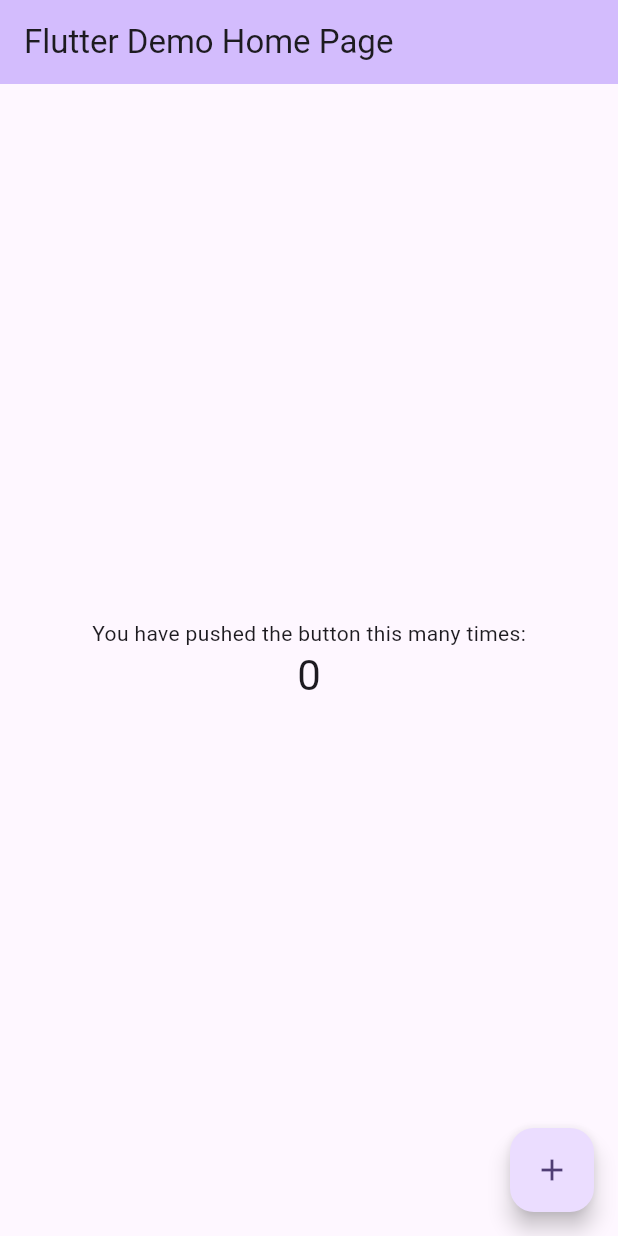
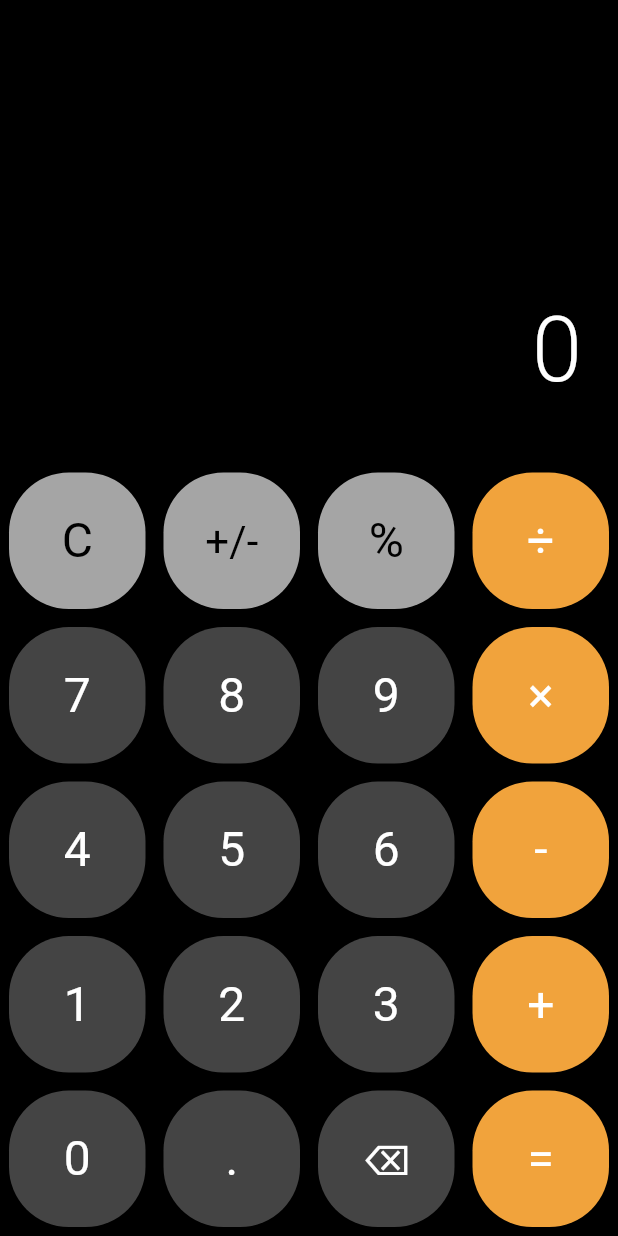
Before and after one commit to dajkagabi/flutter_calculator_2025, a Flutter app: the screen it shows after launch, on a phone screen of 412 x 824 dp. Run offline on Flutter 3.47's test engine with Material 3 defaults, Android fonts, the light colour scheme and no system bars; our stand-ins replace math_expressions.

Commit message:
IOS stílusú számológép variáns

```diff
--- a/lib/main.dart
+++ b/lib/main.dart
@@ -1,4 +1,5 @@
 import 'package:flutter/material.dart';
+import 'package:math_expressions/math_expressions.dart';
 
 void main() {
   runApp(const MyApp());
@@ -7,116 +8,276 @@ void main() {
 class MyApp extends StatelessWidget {
   const MyApp({super.key});
 
-  // This widget is the root of your application.
   @override
   Widget build(BuildContext context) {
     return MaterialApp(
-      title: 'Flutter Demo',
+      title: 'iOS Style Calculator',
       theme: ThemeData(
-        // This is the theme of your application.
-        //
-        // TRY THIS: Try running your application with "flutter run". You'll see
-        // the application has a purple toolbar. Then, without quitting the app,
-        // try changing the seedColor in the colorScheme below to Colors.green
-        // and then invoke "hot reload" (save your changes or press the "hot
-        // reload" button in a Flutter-supported IDE, or press "r" if you used
-        // the command line to start the app).
-        //
-        // Notice that the counter didn't reset back to zero; the application
-        // state is not lost during the reload. To reset the state, use hot
-        // restart instead.
-        //
-        // This works for code too, not just values: Most code changes can be
-        // tested with just a hot reload.
-        colorScheme: ColorScheme.fromSeed(seedColor: Colors.deepPurple),
+        colorScheme: ColorScheme.fromSeed(seedColor: Colors.deepOrange),
+        useMaterial3: true,
       ),
-      home: const MyHomePage(title: 'Flutter Demo Home Page'),
+      home: const CalculatorPage(),
+      debugShowCheckedModeBanner: false,
     );
   }
 }
 
-class MyHomePage extends StatefulWidget {
-  const MyHomePage({super.key, required this.title});
-
-  // This widget is the home page of your application. It is stateful, meaning
-  // that it has a State object (defined below) that contains fields that affect
-  // how it looks.
-
-  // This class is the configuration for the state. It holds the values (in this
-  // case the title) provided by the parent (in this case the App widget) and
-  // used by the build method of the State. Fields in a Widget subclass are
-  // always marked "final".
-
-  final String title;
+class CalculatorPage extends StatefulWidget {
+  const CalculatorPage({super.key});
 
   @override
-  State<MyHomePage> createState() => _MyHomePageState();
+  State<CalculatorPage> createState() => _CalculatorPageState();
 }
 
-class _MyHomePageState extends State<MyHomePage> {
-  int _counter = 0;
+class _CalculatorPageState extends State<CalculatorPage> {
+  String _expression = '';
+  String _result = '0';
+  bool _shouldReset = false;
 
-  void _incrementCounter() {
+  void _onButtonPressed(String value) {
     setState(() {
-      // This call to setState tells the Flutter framework that something has
-      // changed in this State, which causes it to rerun the build method below
-      // so that the display can reflect the updated values. If we changed
-      // _counter without calling setState(), then the build method would not be
-      // called again, and so nothing would appear to happen.
-      _counter++;
+      if (value == 'C') {
+        _expression = '';
+        _result = '0';
+        _shouldReset = false;
+      } else if (value == '⌫') {
+        if (_expression.isNotEmpty) {
+          _expression = _expression.substring(0, _expression.length - 1);
+        }
+      } else if (value == '+/-') {
+        if (_expression.isNotEmpty) {
+          if (_expression.startsWith('-')) {
+            _expression = _expression.substring(1);
+          } else {
+            _expression = '-$_expression';
+          }
+        }
+      } else if (value == '%') {
+        if (_expression.isNotEmpty) {
+          try {
+            final eval = ShuntingYardParser().parse(
+              _expression.replaceAll('×', '*').replaceAll('÷', '/'),
+            );
+            final res =
+                eval.evaluate(EvaluationType.REAL, ContextModel()) / 100;
+            _expression = res.toString();
+          } catch (_) {
+            _result = 'Hiba';
+          }
+        }
+      } else if (value == '=') {
+        try {
+          final exp = _expression.replaceAll('×', '*').replaceAll('÷', '/');
+          final parser = ShuntingYardParser();
+          final parsedExp = parser.parse(exp);
+          final eval = parsedExp.evaluate(EvaluationType.REAL, ContextModel());
+          _result = eval.toString().endsWith('.0')
+              ? eval.toInt().toString()
+              : eval.toString();
+          _shouldReset = true;
+        } catch (_) {
+          _result = 'Hiba';
+          _shouldReset = true;
+        }
+      } else {
+        if (_shouldReset || _result == 'Hiba') {
+          _expression = '';
+          _result = '0';
+          _shouldReset = false;
+        }
+        // Ne engedj dupla operátort
+        if (_expression.isNotEmpty &&
+            '+-×÷.'.contains(value) &&
+            '+-×÷.'.contains(_expression[_expression.length - 1])) {
+          _expression =
+              _expression.substring(0, _expression.length - 1) + value;
+        } else {
+          _expression += value;
+        }
+      }
     });
+  }
+
+  Widget _buildButton(
+    String text, {
+    Color? color,
+    Color? textColor,
+    double fontSize = 32,
+  }) {
+    return Expanded(
+      child: Padding(
+        padding: const EdgeInsets.all(6.0),
+        child: AspectRatio(
+          // MINDIG 1:1 arány, így a "0" is kör lesz
+          aspectRatio: 1,
+          child: ElevatedButton(
+            style: ElevatedButton.styleFrom(
+              backgroundColor: color,
+              foregroundColor: textColor ?? Colors.black,
+              shape: RoundedRectangleBorder(
+                borderRadius: BorderRadius.circular(40),
+              ),
+              padding: const EdgeInsets.all(0),
+              elevation: 0,
+            ),
+            onPressed: () => _onButtonPressed(text),
+            child: Text(
+              text,
+              style: TextStyle(
+                fontSize: fontSize,
+                fontWeight: FontWeight.w400,
+                color: textColor ?? Colors.black,
+              ),
+            ),
+          ),
+        ),
+      ),
+    );
   }
 
   @override
   Widget build(BuildContext context) {
-    // This method is rerun every time setState is called, for instance as done
-    // by the _incrementCounter method above.
-    //
-    // The Flutter framework has been optimized to make rerunning build methods
-    // fast, so that you can just rebuild anything that needs updating rather
-    // than having to individually change instances of widgets.
+    final bg = const Color(0xFF444444);
     return Scaffold(
-      appBar: AppBar(
-        // TRY THIS: Try changing the color here to a specific color (to
-        // Colors.amber, perhaps?) and trigger a hot reload to see the AppBar
-        // change color while the other colors stay the same.
-        backgroundColor: Theme.of(context).colorScheme.inversePrimary,
-        // Here we take the value from the MyHomePage object that was created by
-        // the App.build method, and use it to set our appbar title.
-        title: Text(widget.title),
-      ),
-      body: Center(
-        // Center is a layout widget. It takes a single child and positions it
-        // in the middle of the parent.
+      backgroundColor: Colors.black,
+      body: SafeArea(
         child: Column(
-          // Column is also a layout widget. It takes a list of children and
-          // arranges them vertically. By default, it sizes itself to fit its
-          // children horizontally, and tries to be as tall as its parent.
-          //
-          // Column has various properties to control how it sizes itself and
-          // how it positions its children. Here we use mainAxisAlignment to
-          // center the children vertically; the main axis here is the vertical
-          // axis because Columns are vertical (the cross axis would be
-          // horizontal).
-          //
-          // TRY THIS: Invoke "debug painting" (choose the "Toggle Debug Paint"
-          // action in the IDE, or press "p" in the console), to see the
-          // wireframe for each widget.
-          mainAxisAlignment: MainAxisAlignment.center,
-          children: <Widget>[
-            const Text('You have pushed the button this many times:'),
-            Text(
-              '$_counter',
-              style: Theme.of(context).textTheme.headlineMedium,
+          children: [
+            Expanded(
+              child: Container(
+                alignment: Alignment.bottomRight,
+                padding: const EdgeInsets.symmetric(
+                  horizontal: 24,
+                  vertical: 32,
+                ),
+                child: Column(
+                  mainAxisAlignment: MainAxisAlignment.end,
+                  crossAxisAlignment: CrossAxisAlignment.end,
+                  children: [
+                    SingleChildScrollView(
+                      scrollDirection: Axis.horizontal,
+                      reverse: true,
+                      child: Text(
+                        _expression,
+                        style: const TextStyle(
+                          fontSize: 38,
+                          color: Colors.white54,
+                        ),
+                        maxLines: 1,
+                      ),
+                    ),
+                    const SizedBox(height: 12),
+                    Text(
+                      _result,
+                      style: const TextStyle(
+                        fontSize: 60,
+                        color: Colors.white,
+                        fontWeight: FontWeight.w300,
+                      ),
+                      maxLines: 1,
+                    ),
+                  ],
+                ),
+              ),
+            ),
+            Container(
+              color: Colors.black,
+              child: Column(
+                children: [
+                  Row(
+                    children: [
+                      _buildButton(
+                        'C',
+                        color: const Color(0xFFa5a5a5),
+                        textColor: Colors.black,
+                      ),
+                      _buildButton(
+                        '+/-',
+                        color: const Color(0xFFa5a5a5),
+                        textColor: Colors.black,
+                        fontSize: 28,
+                      ),
+                      _buildButton(
+                        '%',
+                        color: const Color(0xFFa5a5a5),
+                        textColor: Colors.black,
+                      ),
+                      _buildButton(
+                        '÷',
+                        color: const Color(0xFFf1a33c),
+                        textColor: Colors.white,
+                      ),
+                    ],
+                  ),
+                  Row(
+                    children: [
+                      _buildButton('7', color: bg, textColor: Colors.white),
+                      _buildButton('8', color: bg, textColor: Colors.white),
+                      _buildButton('9', color: bg, textColor: Colors.white),
+                      _buildButton(
+                        '×',
+                        color: const Color(0xFFf1a33c),
+                        textColor: Colors.white,
+                      ),
+                    ],
+                  ),
+                  Row(
+                    children: [
+                      _buildButton('4', color: bg, textColor: Colors.white),
+                      _buildButton('5', color: bg, textColor: Colors.white),
+                      _buildButton('6', color: bg, textColor: Colors.white),
+                      _buildButton(
+                        '-',
+                        color: const Color(0xFFf1a33c),
+                        textColor: Colors.white,
+                      ),
+                    ],
+                  ),
+                  Row(
+                    children: [
+                      _buildButton('1', color: bg, textColor: Colors.white),
+                      _buildButton('2', color: bg, textColor: Colors.white),
+                      _buildButton('3', color: bg, textColor: Colors.white),
+                      _buildButton(
+                        '+',
+                        color: const Color(0xFFf1a33c),
+                        textColor: Colors.white,
+                      ),
+                    ],
+                  ),
+                  Row(
+                    children: [
+                      _buildButton(
+                        '0',
+                        color: bg,
+                        textColor: Colors.white,
+                        fontSize: 32,
+                      ),
+                      _buildButton(
+                        '.',
+                        color: bg,
+                        textColor: Colors.white,
+                        fontSize: 32,
+                      ),
+                      _buildButton(
+                        '⌫',
+                        color: bg,
+                        textColor: Colors.white,
+                        fontSize: 28,
+                      ),
+                      _buildButton(
+                        '=',
+                        color: const Color(0xFFf1a33c),
+                        textColor: Colors.white,
+                      ),
+                    ],
+                  ),
+                ],
+              ),
             ),
           ],
         ),
       ),
-      floatingActionButton: FloatingActionButton(
-        onPressed: _incrementCounter,
-        tooltip: 'Increment',
-        child: const Icon(Icons.add),
-      ), // This trailing comma makes auto-formatting nicer for build methods.
     );
   }
 }
--- a/pubspec.yaml
+++ b/pubspec.yaml
@@ -30,6 +30,7 @@ environment:
 dependencies:
   flutter:
     sdk: flutter
+  math_expressions: ^2.7.0
 
   # The following adds the Cupertino Icons font to your application.
   # Use with the CupertinoIcons class for iOS style icons.
```
Also changed, not shown: pubspec.lock.
